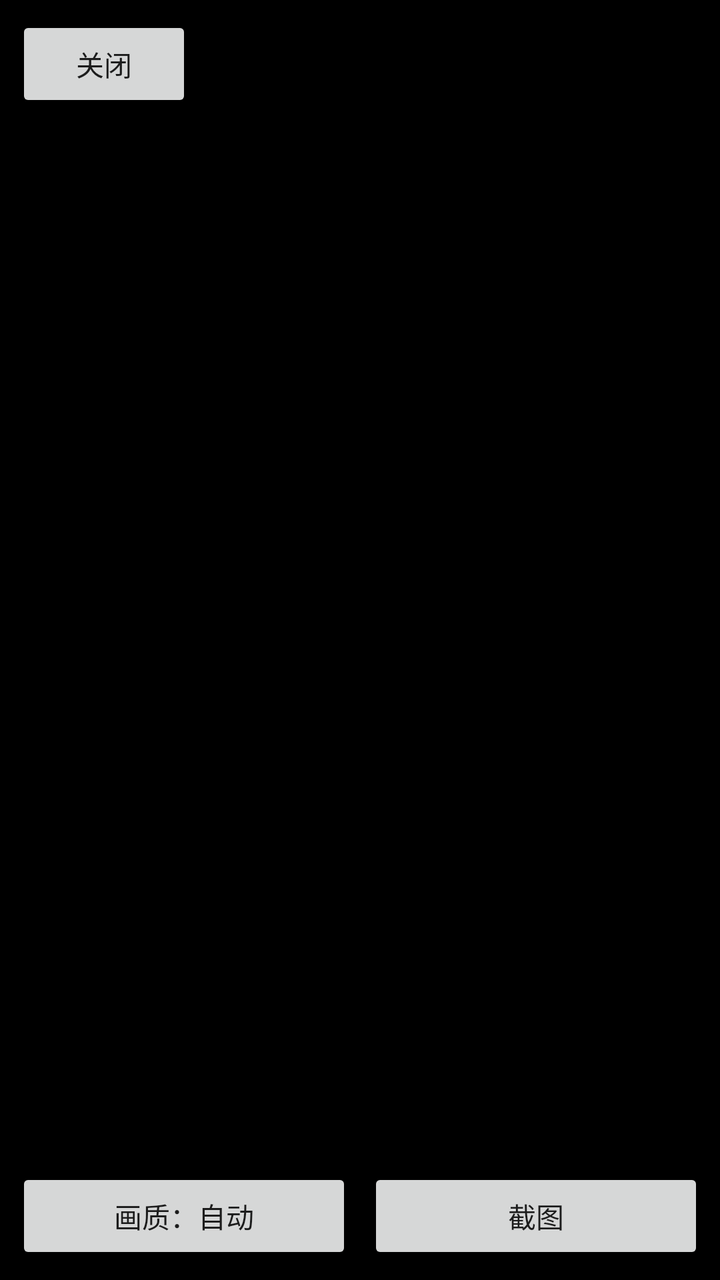
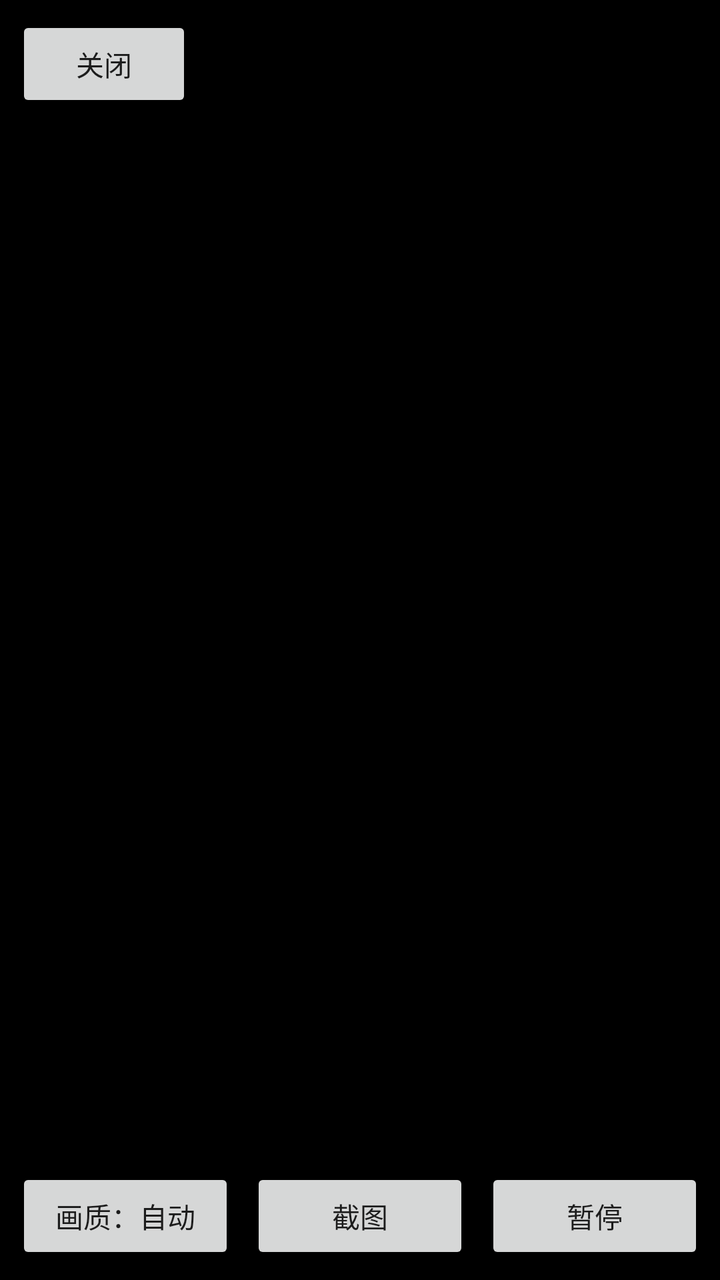

An Android layout rendered at two revisions. The XML below is the earlier revision; the diff shows what the commit changed to produce the second picture.
<!-- AndroidManifest.xml: application theme Theme.QuietSentry -->
<!-- res/layout/activity_live_view.xml -->
<?xml version="1.0" encoding="utf-8"?>
<FrameLayout xmlns:android="http://schemas.android.com/apk/res/android"
    android:layout_width="match_parent"
    android:layout_height="match_parent"
    android:background="@color/qs_bg">

    <ImageView
        android:id="@+id/live_image"
        android:layout_width="match_parent"
        android:layout_height="match_parent"
        android:contentDescription="@string/live_frame_desc"
        android:scaleType="fitCenter" />

    <TextView
        android:id="@+id/live_status"
        android:layout_width="match_parent"
        android:layout_height="wrap_content"
        android:layout_gravity="center"
        android:gravity="center"
        android:padding="24dp"
        android:textColor="@color/qs_text_muted"
        android:textSize="14sp" />

    <LinearLayout
        android:id="@+id/live_top_bar"
        android:layout_width="match_parent"
        android:layout_height="wrap_content"
        android:background="@color/qs_overlay"
        android:gravity="center_vertical"
        android:orientation="horizontal"
        android:padding="8dp">

        <Button
            android:id="@+id/live_back"
            android:layout_width="wrap_content"
            android:layout_height="wrap_content"
            android:text="@string/live_close" />

        <TextView
            android:id="@+id/live_title"
            android:layout_width="0dp"
            android:layout_height="wrap_content"
            android:layout_weight="1"
            android:gravity="center"
            android:textColor="@color/qs_text"
            android:textSize="16sp" />

        <TextView
            android:id="@+id/live_counter"
            android:layout_width="wrap_content"
            android:layout_height="wrap_content"
            android:textColor="@color/qs_text_muted"
            android:textSize="13sp" />
    </LinearLayout>

    <LinearLayout
        android:id="@+id/live_bottom_bar"
        android:layout_width="match_parent"
        android:layout_height="wrap_content"
        android:layout_gravity="bottom"
        android:background="@color/qs_overlay"
        android:gravity="center_vertical"
        android:orientation="horizontal"
        android:padding="8dp">

        <Button
            android:id="@+id/live_quality"
            android:layout_width="0dp"
            android:layout_height="wrap_content"
            android:layout_marginEnd="8dp"
            android:layout_weight="1"
            android:text="@string/live_quality_auto" />

        <Button
            android:id="@+id/live_snapshot"
            android:layout_width="0dp"
            android:layout_height="wrap_content"
            android:layout_weight="1"
            android:text="@string/live_snapshot" />
    </LinearLayout>
</FrameLayout>
<!-- resources referenced by this layout -->
<resources>
  <color name="qs_bg">#FF000000</color>
  <color name="qs_overlay">#99000000</color>
  <color name="qs_text">#FFFFFFFF</color>
  <color name="qs_text_muted">#99FFFFFF</color>
  <string name="live_close">关闭</string>
  <string name="live_frame_desc">实时画面</string>
  <string name="live_quality_auto">画质：自动</string>
  <string name="live_snapshot">截图</string>
  <style name="Theme.QuietSentry" parent="Theme.AppCompat.DayNight.NoActionBar">
          <item name="android:windowBackground">@android:color/black</item>
          <item name="android:statusBarColor">@android:color/black</item>
          <item name="android:navigationBarColor">@android:color/black</item>
      </style>
</resources>

<!-- the commit's change to res/layout/activity_live_view.xml (unified diff, before → after) -->
@@ -75,7 +75,15 @@
             android:id="@+id/live_snapshot"
             android:layout_width="0dp"
             android:layout_height="wrap_content"
+            android:layout_marginEnd="8dp"
             android:layout_weight="1"
             android:text="@string/live_snapshot" />
+
+        <Button
+            android:id="@+id/live_pause"
+            android:layout_width="0dp"
+            android:layout_height="wrap_content"
+            android:layout_weight="1"
+            android:text="@string/live_pause" />
     </LinearLayout>
 </FrameLayout>
<!-- resource entries referenced after the edit -->
@@ -6,6 +6,7 @@
   <color name="qs_text_muted">#99FFFFFF</color>
   <string name="live_close">关闭</string>
   <string name="live_frame_desc">实时画面</string>
+  <string name="live_pause">暂停</string>
   <string name="live_quality_auto">画质：自动</string>
   <string name="live_snapshot">截图</string>
   <style name="Theme.QuietSentry" parent="Theme.AppCompat.DayNight.NoActionBar">
